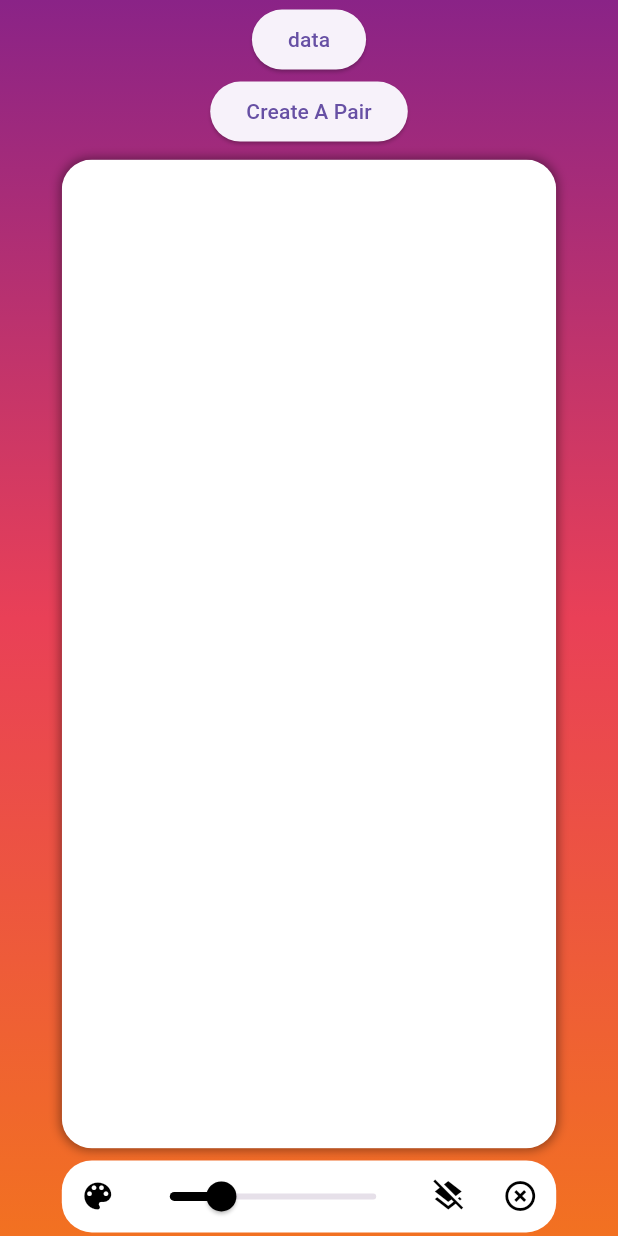
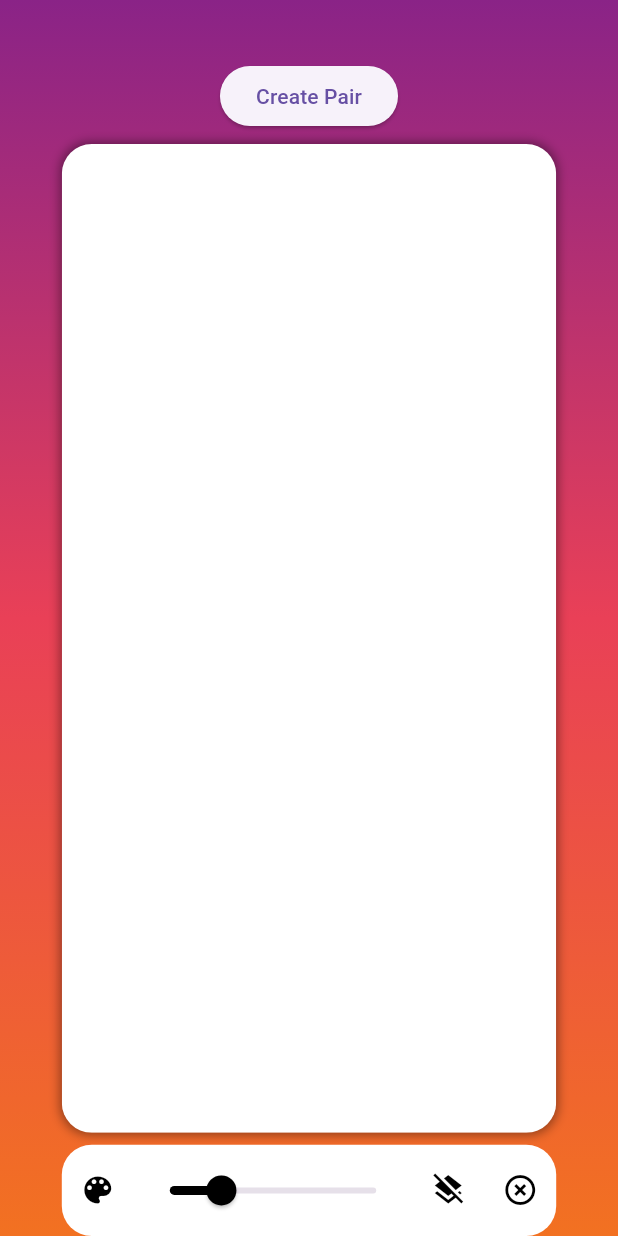
Before and after one commit to jayawardhanadskp/Heart2Heart, a Flutter app: the MyHomePage screen opened by its route, on a phone screen of 412 x 824 dp. Run offline on Flutter 3.47's test engine with Material 3 defaults, Android fonts, the phone set to English and light mode, and no system bars; our stand-ins replace cloud_firestore, firebase_auth, firebase_core, flutter_colorpicker, flutter_svg, google_fonts and 1 more; accounts and stored records are empty.

Commit message:
home page

```diff
--- a/lib/pages/home_page.dart
+++ b/lib/pages/home_page.dart
@@ -1,6 +1,5 @@
 import 'package:flutter/material.dart';
 import 'package:flutter_colorpicker/flutter_colorpicker.dart';
-import 'package:paint/providers/auth_provider.dart';
 import 'package:paint/providers/drawing_provider.dart';
 import 'package:provider/provider.dart';
 import '../widgets/custom_painter.dart';
@@ -11,7 +10,6 @@ class MyHomePage extends StatelessWidget {
   @override
   Widget build(BuildContext context) {
     final provider = Provider.of<DrawingProvider>(context);
-    final authProvider = Provider.of<GFAuthProvider>(context);
     final double width = MediaQuery.of(context).size.width;
     final double height = MediaQuery.of(context).size.height;
 
@@ -62,34 +60,26 @@ class MyHomePage extends StatelessWidget {
               crossAxisAlignment: CrossAxisAlignment.center,
               mainAxisAlignment: MainAxisAlignment.center,
               children: <Widget>[
+                const SizedBox(height: 40),
                 ElevatedButton(
-                    onPressed: () async {
-                      await authProvider.signInWIthGoogle();
-
-                    },
-                    child: const Text('data')),
-
-                ElevatedButton(
-                    onPressed: () {
-
-                    },
-                    child: const Text('Create A Pair')),
-
+                  onPressed: () => Navigator.pushNamed(context, '/createPair'),
+                  child: Text('Create Pair'),
+                ),
                 Padding(
                   padding: const EdgeInsets.all(8.0),
                   child: Container(
                     width: width * 0.80,
                     height: height * 0.80,
                     decoration: BoxDecoration(
-                        borderRadius:
-                            const BorderRadius.all(Radius.circular(20.0)),
+                      borderRadius: const BorderRadius.all(Radius.circular(20.0)),
                       boxShadow: [
                         BoxShadow(
                           color: Colors.black.withOpacity(0.4),
                           blurRadius: 5.0,
                           spreadRadius: 1.0,
-                          )
-                        ]),
+                        ),
+                      ],
+                    ),
                     child: GestureDetector(
                       onPanStart: (details) {
                         provider.startDrawing(details.localPosition);
@@ -102,8 +92,7 @@ class MyHomePage extends StatelessWidget {
                       },
                       child: SizedBox.expand(
                         child: ClipRRect(
-                          borderRadius:
-                              const BorderRadius.all(Radius.circular(20.0)),
+                          borderRadius: const BorderRadius.all(Radius.circular(20.0)),
                           child: CustomPaint(
                             painter: MyCustomPainter(
                               points: provider.points,
@@ -115,7 +104,9 @@ class MyHomePage extends StatelessWidget {
                     ),
                   ),
                 ),
-                Container(
+                // Wrap the Row in an Expanded to avoid layout issues
+                Expanded(
+                  child: Container(
                     width: width * 0.80,
                     decoration: const BoxDecoration(
                         color: Colors.white,
@@ -159,6 +150,7 @@ class MyHomePage extends StatelessWidget {
                         ),
                       ],
                     ),
+                  ),
                 )
               ],
             ),
```
Lines whose indentation alone changed are shown as unchanged.
